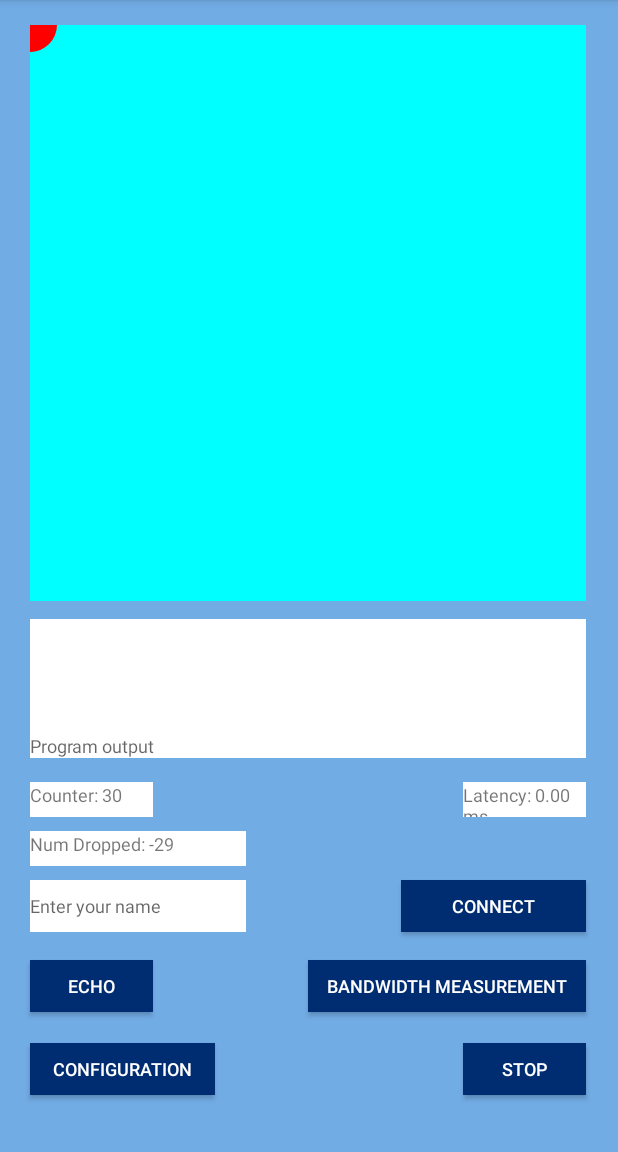
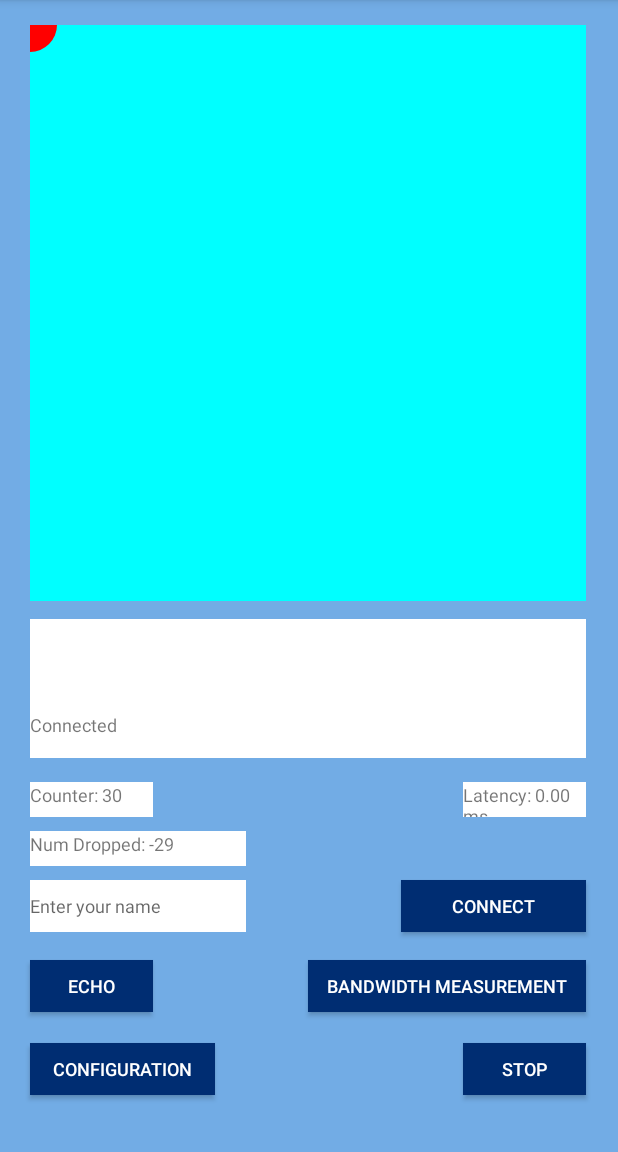
Before and after one commit to jerrychen017/cellular-measurement-android, an Android app: the screen it shows after launch (MainActivity), after a tap on "CONNECT", on a phone screen of 412 x 824 dp, the part 84-1236 px from its top. Run offline under Robolectric (Android 15) with nearby library versions, the phone set to English and light mode, and no system bars; 10 statements that could not run were skipped.

Commit message:
print connect message when connected

```diff
--- a/app/src/main/java/com/example/udp_tools/MainActivity.java
+++ b/app/src/main/java/com/example/udp_tools/MainActivity.java
@@ -139,6 +139,7 @@ public class MainActivity extends AppCompatActivity {
             @Override
             public void onClick(View view) {
                 if (connected) {
+                    output.append("Connected already\n");
                     return;
                 }
                 InteractiveView interactiveView = findViewById(R.id.interactiveView);
@@ -151,6 +152,9 @@ public class MainActivity extends AppCompatActivity {
                 int portInt = Integer.parseInt(port.getText().toString());
                 interactiveView.connect(ipStr, portInt, name.getText().toString());
                 connected = true;
+                output.append("Connected\n");
+                name.setText("");
+                name.clearFocus();
             }
         });
 
```
